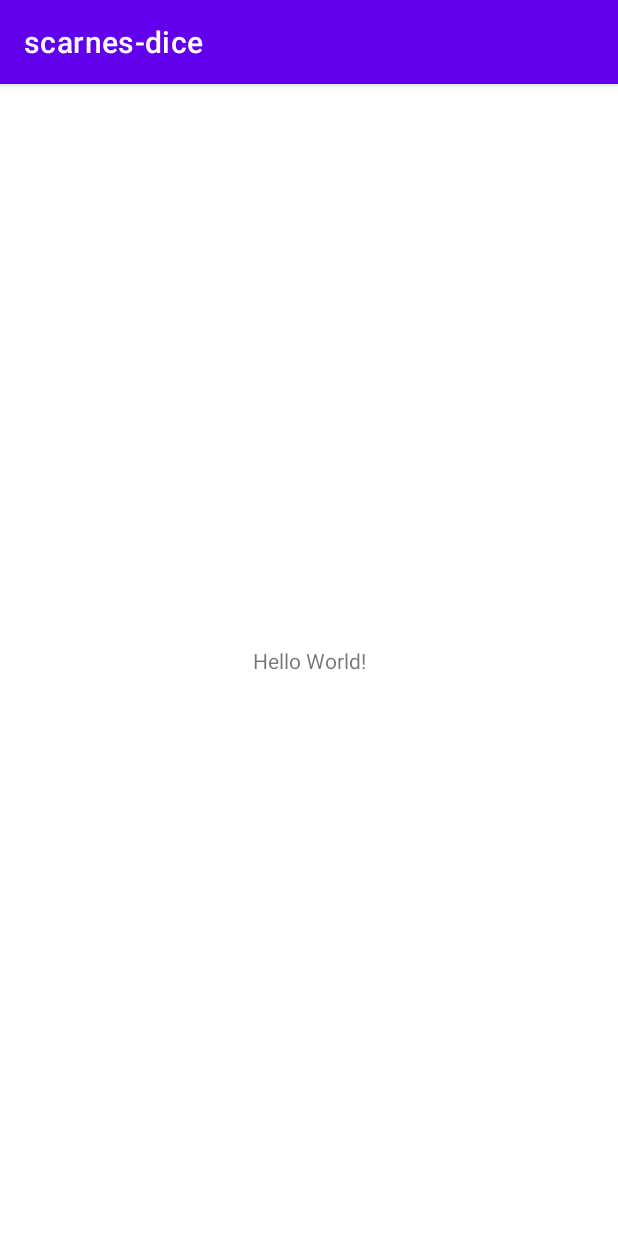
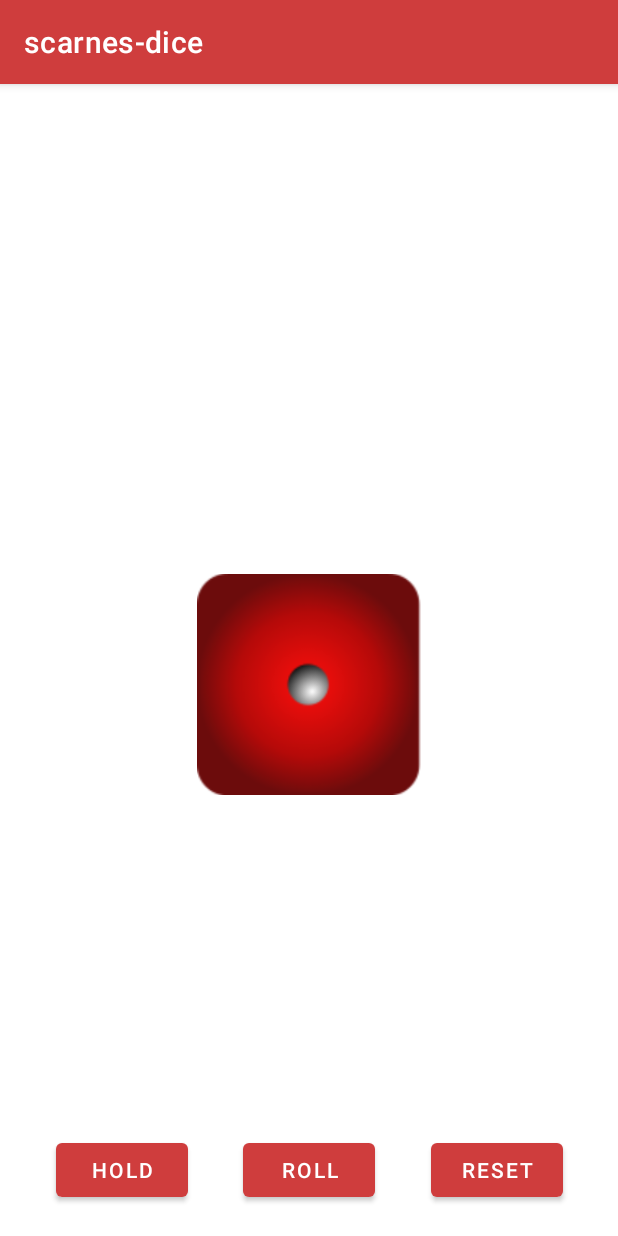
Before and after one commit to adeds/scarnes-dice, an Android app: the screen it shows after launch (MainActivity), on a phone screen of 412 x 824 dp. Run offline under Robolectric (Android 15) with nearby library versions, the phone set to English and light mode, and no system bars.

Commit message:
milestone 1 : implement UI

```diff
--- a/app/src/main/res/layout/activity_main.xml
+++ b/app/src/main/res/layout/activity_main.xml
@@ -7,12 +7,53 @@
     tools:context=".MainActivity">
 
     <TextView
+        android:id="@+id/tvStatus"
         android:layout_width="wrap_content"
         android:layout_height="wrap_content"
-        android:text="Hello World!"
-        app:layout_constraintBottom_toBottomOf="parent"
+        android:layout_marginBottom="20dp"
+        android:textSize="16sp"
+        app:layout_constraintBottom_toTopOf="@id/imgDice"
         app:layout_constraintLeft_toLeftOf="parent"
         app:layout_constraintRight_toRightOf="parent"
+        tools:text="Hello World!" />
+
+    <ImageView
+        android:id="@+id/imgDice"
+        android:layout_width="@dimen/dice_size"
+        android:layout_height="@dimen/dice_size"
+        android:layout_marginTop="100dp"
+        android:src="@drawable/dice1"
+        app:layout_constraintBottom_toTopOf="@id/btnRoll"
+        app:layout_constraintEnd_toEndOf="parent"
+        app:layout_constraintStart_toStartOf="parent"
         app:layout_constraintTop_toTopOf="parent" />
 
+    <Button
+        android:id="@+id/btnRoll"
+        android:layout_width="wrap_content"
+        android:layout_height="wrap_content"
+        android:layout_marginBottom="20dp"
+        android:text="Roll"
+        app:layout_constraintBottom_toBottomOf="parent"
+        app:layout_constraintEnd_toStartOf="@id/btnReset"
+        app:layout_constraintStart_toEndOf="@id/btnHold" />
+
+    <Button
+        android:id="@+id/btnHold"
+        android:layout_width="wrap_content"
+        android:layout_height="wrap_content"
+        android:text="Hold"
+        app:layout_constraintEnd_toStartOf="@id/btnRoll"
+        app:layout_constraintStart_toStartOf="parent"
+        app:layout_constraintTop_toTopOf="@id/btnRoll" />
+
+    <Button
+        android:id="@+id/btnReset"
+        android:layout_width="wrap_content"
+        android:layout_height="wrap_content"
+        android:text="reset"
+        app:layout_constraintEnd_toEndOf="parent"
+        app:layout_constraintStart_toEndOf="@id/btnRoll"
+        app:layout_constraintTop_toTopOf="@id/btnRoll" />
+
 </androidx.constraintlayout.widget.ConstraintLayout>
--- a/app/src/main/res/values-night/themes.xml
+++ b/app/src/main/res/values-night/themes.xml
@@ -2,8 +2,8 @@
     <!-- Base application theme. -->
     <style name="Theme.Scarnesdice" parent="Theme.MaterialComponents.DayNight.DarkActionBar">
         <!-- Primary brand color. -->
-        <item name="colorPrimary">@color/purple_200</item>
-        <item name="colorPrimaryVariant">@color/purple_700</item>
+        <item name="colorPrimary">@color/red</item>
+        <item name="colorPrimaryVariant">@color/pink</item>
         <item name="colorOnPrimary">@color/black</item>
         <!-- Secondary brand color. -->
         <item name="colorSecondary">@color/teal_200</item>
--- a/app/src/main/res/values/colors.xml
+++ b/app/src/main/res/values/colors.xml
@@ -1,10 +1,9 @@
 <?xml version="1.0" encoding="utf-8"?>
 <resources>
-    <color name="purple_200">#FFBB86FC</color>
-    <color name="purple_500">#FF6200EE</color>
-    <color name="purple_700">#FF3700B3</color>
     <color name="teal_200">#FF03DAC5</color>
     <color name="teal_700">#FF018786</color>
     <color name="black">#FF000000</color>
     <color name="white">#FFFFFFFF</color>
+    <color name="red">#CF3D3D</color>
+    <color name="pink">#FF9F9F</color>
 </resources>
--- /dev/null
+++ b/app/src/main/res/values/dimens.xml
@@ -0,0 +1,4 @@
+<?xml version="1.0" encoding="utf-8"?>
+<resources>
+    <dimen name="dice_size">150dp</dimen>
+</resources>
--- a/app/src/main/res/values/themes.xml
+++ b/app/src/main/res/values/themes.xml
@@ -2,8 +2,8 @@
     <!-- Base application theme. -->
     <style name="Theme.Scarnesdice" parent="Theme.MaterialComponents.DayNight.DarkActionBar">
         <!-- Primary brand color. -->
-        <item name="colorPrimary">@color/purple_500</item>
-        <item name="colorPrimaryVariant">@color/purple_700</item>
+        <item name="colorPrimary">@color/red</item>
+        <item name="colorPrimaryVariant">@color/pink</item>
         <item name="colorOnPrimary">@color/white</item>
         <!-- Secondary brand color. -->
         <item name="colorSecondary">@color/teal_200</item>
```
Also changed, not shown: app/src/main/res/drawable/dice1.png (added), app/src/main/res/drawable/dice2.png (added), app/src/main/res/drawable/dice3.png (added), app/src/main/res/drawable/dice4.png (added), app/src/main/res/drawable/dice5.png (added), app/src/main/res/drawable/dice6.png (added).
